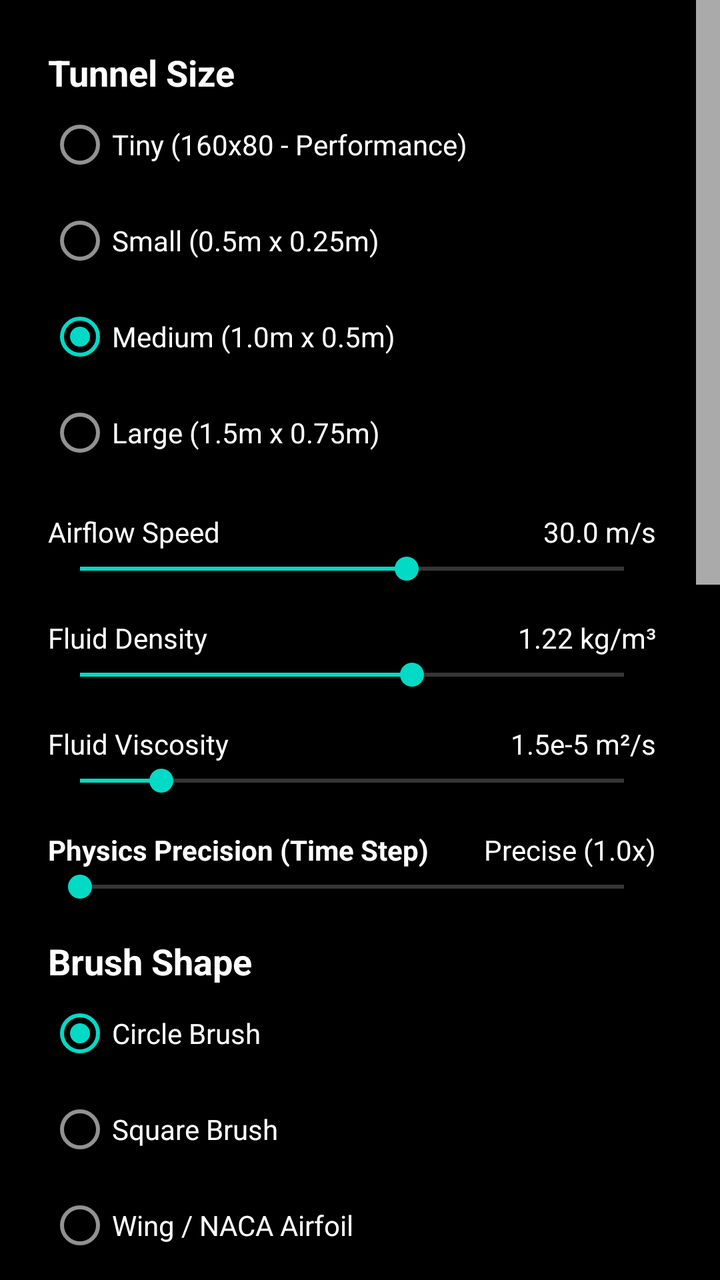
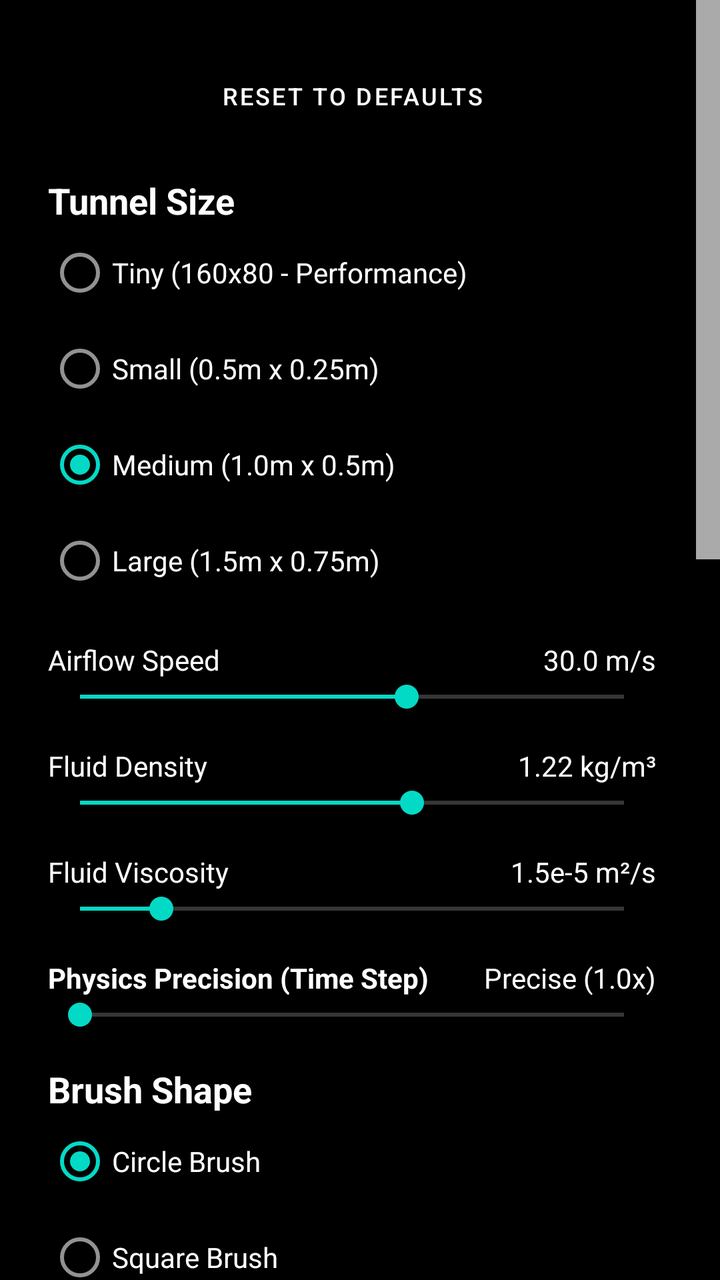

The first picture is an Android layout as it rendered before a commit; the second is the same layout after the commit. The layout source and the unified diff follow.
<!-- AndroidManifest.xml: application theme Theme.FluidSandbox -->
<!-- res/layout/settings_menu.xml -->
<?xml version="1.0" encoding="utf-8"?>
<androidx.core.widget.NestedScrollView xmlns:android="http://schemas.android.com/apk/res/android"
    android:layout_width="match_parent"
    android:layout_height="wrap_content"
    android:scrollbars="vertical"
    android:fadeScrollbars="false"
    android:scrollbarSize="12dp"
    android:scrollbarThumbVertical="@android:color/darker_gray"
    android:scrollbarStyle="insideOverlay">

    <LinearLayout
        android:layout_width="match_parent"
        android:layout_height="wrap_content"
        android:background="#E0000000"
        android:orientation="vertical"
        android:paddingTop="24dp"
        android:paddingBottom="24dp"
        android:paddingStart="24dp"
        android:paddingEnd="32dp">

        <TextView
            android:layout_width="wrap_content"
            android:layout_height="wrap_content"
            android:text="@string/header_tunnel_size"
            android:textColor="@android:color/white"
            android:textSize="18sp"
            android:textStyle="bold" />

        <RadioGroup
            android:id="@+id/rgSize"
            android:layout_width="match_parent"
            android:layout_height="wrap_content"
            android:orientation="vertical">

            <RadioButton
                android:id="@+id/rbTiny"
                android:layout_width="wrap_content"
                android:layout_height="wrap_content"
                android:text="@string/rb_tiny"
                android:textColor="@android:color/white" />

            <RadioButton
                android:id="@+id/rbSmall"
                android:layout_width="wrap_content"
                android:layout_height="wrap_content"
                android:text="@string/rb_small"
                android:textColor="@android:color/white" />

            <RadioButton
                android:id="@+id/rbMedium"
                android:layout_width="wrap_content"
                android:layout_height="wrap_content"
                android:checked="true"
                android:text="@string/rb_medium"
                android:textColor="@android:color/white" />

            <RadioButton
                android:id="@+id/rbLarge"
                android:layout_width="wrap_content"
                android:layout_height="wrap_content"
                android:text="@string/rb_large"
                android:textColor="@android:color/white" />
        </RadioGroup>

        <Space
            android:layout_width="match_parent"
            android:layout_height="16dp" />

        <LinearLayout
            android:layout_width="match_parent"
            android:layout_height="wrap_content"
            android:orientation="horizontal">

            <TextView
                android:layout_width="0dp"
                android:layout_height="wrap_content"
                android:layout_weight="1"
                android:text="@string/label_airflow_speed"
                android:textColor="@android:color/white" />

            <TextView
                android:id="@+id/tvSpeedValue"
                android:layout_width="wrap_content"
                android:layout_height="wrap_content"
                android:text="30.0 m/s"
                android:textColor="@android:color/white" />
        </LinearLayout>

        <SeekBar
            android:id="@+id/sbSpeed"
            android:layout_width="match_parent"
            android:layout_height="wrap_content"
            android:max="200"
            android:progress="120" />

        <Space
            android:layout_width="match_parent"
            android:layout_height="16dp" />

        <LinearLayout
            android:layout_width="match_parent"
            android:layout_height="wrap_content"
            android:orientation="horizontal">

            <TextView
                android:layout_width="0dp"
                android:layout_height="wrap_content"
                android:layout_weight="1"
                android:text="@string/label_fluid_density"
                android:textColor="@android:color/white" />

            <TextView
                android:id="@+id/tvDensityValue"
                android:layout_width="wrap_content"
                android:layout_height="wrap_content"
                android:text="1.22 kg/m³"
                android:textColor="@android:color/white" />
        </LinearLayout>

        <SeekBar
            android:id="@+id/sbDensity"
            android:layout_width="match_parent"
            android:layout_height="wrap_content"
            android:max="200"
            android:progress="122" />

        <Space
            android:layout_width="match_parent"
            android:layout_height="16dp" />

        <LinearLayout
            android:layout_width="match_parent"
            android:layout_height="wrap_content"
            android:orientation="horizontal">

            <TextView
                android:layout_width="0dp"
                android:layout_height="wrap_content"
                android:layout_weight="1"
                android:text="@string/label_fluid_viscosity"
                android:textColor="@android:color/white" />

            <TextView
                android:id="@+id/tvViscosityValue"
                android:layout_width="wrap_content"
                android:layout_height="wrap_content"
                android:text="1.5e-5 m²/s"
                android:textColor="@android:color/white" />
        </LinearLayout>

        <SeekBar
            android:id="@+id/sbViscosity"
            android:layout_width="match_parent"
            android:layout_height="wrap_content"
            android:max="100"
            android:progress="15" />

        <Space
            android:layout_width="match_parent"
            android:layout_height="16dp" />

        <LinearLayout
            android:layout_width="match_parent"
            android:layout_height="wrap_content"
            android:orientation="horizontal">

            <TextView
                android:layout_width="0dp"
                android:layout_height="wrap_content"
                android:layout_weight="1"
                android:text="@string/label_physics_precision"
                android:textColor="@android:color/white"
                android:textStyle="bold" />

            <TextView
                android:id="@+id/tvDtValue"
                android:layout_width="wrap_content"
                android:layout_height="wrap_content"
                android:text="Precise (1.0x)"
                android:textColor="@android:color/white" />
        </LinearLayout>

        <SeekBar
            android:id="@+id/sbDtScale"
            android:layout_width="match_parent"
            android:layout_height="wrap_content"
            android:max="40"
            android:progress="0" />

        <Space
            android:layout_width="match_parent"
            android:layout_height="16dp" />

        <TextView
            android:layout_width="wrap_content"
            android:layout_height="wrap_content"
            android:text="@string/header_brush_shape"
            android:textColor="@android:color/white"
            android:textSize="18sp"
            android:textStyle="bold" />

        <RadioGroup
            android:id="@+id/rgShape"
            android:layout_width="match_parent"
            android:layout_height="wrap_content"
            android:orientation="vertical">

            <RadioButton
                android:id="@+id/rbCircle"
                android:layout_width="wrap_content"
                android:layout_height="wrap_content"
                android:checked="true"
                android:text="@string/rb_circle"
                android:textColor="@android:color/white" />

            <RadioButton
                android:id="@+id/rbSquare"
                android:layout_width="wrap_content"
                android:layout_height="wrap_content"
                android:text="@string/rb_square"
                android:textColor="@android:color/white" />

            <RadioButton
                android:id="@+id/rbNaca"
                android:layout_width="wrap_content"
                android:layout_height="wrap_content"
                android:text="@string/rb_naca"
                android:textColor="@android:color/white" />
        </RadioGroup>

        <LinearLayout
            android:id="@+id/llNacaSelector"
            android:layout_width="match_parent"
            android:layout_height="wrap_content"
            android:orientation="vertical"
            android:paddingStart="16dp"
            android:visibility="gone">

            <TextView
                android:layout_width="wrap_content"
                android:layout_height="wrap_content"
                android:text="@string/label_select_profile"
                android:textColor="#A0FFFFFF"
                android:textSize="12sp" />

            <Spinner
                android:id="@+id/spNacaProfiles"
                android:layout_width="match_parent"
                android:layout_height="48dp"
                android:popupBackground="#202020"
                android:backgroundTint="@android:color/white" />
        </LinearLayout>

        <Space
            android:layout_width="match_parent"
            android:layout_height="16dp" />

        <LinearLayout
            android:layout_width="match_parent"
            android:layout_height="wrap_content"
            android:orientation="horizontal">

            <TextView
                android:layout_width="0dp"
                android:layout_height="wrap_content"
                android:layout_weight="1"
                android:text="@string/label_aoa"
                android:textColor="@android:color/white" />

            <TextView
                android:id="@+id/tvAoAValue"
                android:layout_width="wrap_content"
                android:layout_height="wrap_content"
                android:text="0°"
                android:textColor="@android:color/white" />
        </LinearLayout>

        <SeekBar
            android:id="@+id/sbAoA"
            android:layout_width="match_parent"
            android:layout_height="wrap_content"
            android:max="40"
            android:progress="20" />

        <Space
            android:layout_width="match_parent"
            android:layout_height="16dp" />

        <LinearLayout
            android:layout_width="match_parent"
            android:layout_height="wrap_content"
            android:orientation="horizontal">

            <TextView
                android:layout_width="0dp"
                android:layout_height="wrap_content"
                android:layout_weight="1"
                android:text="@string/label_brush_size"
                android:textColor="@android:color/white" />

            <TextView
                android:id="@+id/tvBrushSizeValue"
                android:layout_width="wrap_content"
                android:layout_height="wrap_content"
                android:text="8 px"
                android:textColor="@android:color/white" />
        </LinearLayout>

        <SeekBar
            android:id="@+id/sbBrushSize"
            android:layout_width="match_parent"
            android:layout_height="wrap_content"
            android:max="40"
            android:progress="8" />

        <Space
            android:layout_width="match_parent"
            android:layout_height="16dp" />

        <TextView
            android:layout_width="wrap_content"
            android:layout_height="wrap_content"
            android:text="@string/header_visualization"
            android:textColor="@android:color/white"
            android:textSize="18sp"
            android:textStyle="bold" />

        <RadioGroup
            android:id="@+id/rgViz"
            android:layout_width="match_parent"
            android:layout_height="wrap_content"
            android:orientation="horizontal">

            <RadioButton
                android:id="@+id/rbVizVelocity"
                android:layout_width="wrap_content"
                android:layout_height="wrap_content"
                android:checked="true"
                android:text="@string/rb_viz_velocity"
                android:textColor="@android:color/white" />

            <RadioButton
                android:id="@+id/rbVizPressure"
                android:layout_width="wrap_content"
                android:layout_height="wrap_content"
                android:text="@string/rb_viz_pressure"
                android:textColor="@android:color/white" />

            <RadioButton
                android:id="@+id/rbVizTotal"
                android:layout_width="wrap_content"
                android:layout_height="wrap_content"
                android:text="@string/rb_viz_total"
                android:textColor="@android:color/white" />
        </RadioGroup>

        <Space
            android:layout_width="match_parent"
            android:layout_height="8dp" />

        <androidx.appcompat.widget.SwitchCompat
            android:id="@+id/swAbsolute"
            android:layout_width="match_parent"
            android:layout_height="wrap_content"
            android:text="@string/sw_absolute_pressure"
            android:textColor="@android:color/white" />

        <Space
            android:layout_width="match_parent"
            android:layout_height="16dp" />

        <TextView
            android:layout_width="wrap_content"
            android:layout_height="wrap_content"
            android:text="@string/header_boundaries"
            android:textColor="@android:color/white"
            android:textSize="18sp"
            android:textStyle="bold" />

        <RadioGroup
            android:id="@+id/rgBoundary"
            android:layout_width="match_parent"
            android:layout_height="wrap_content"
            android:orientation="vertical">

            <RadioButton
                android:id="@+id/rbBndPeriodic"
                android:layout_width="wrap_content"
                android:layout_height="wrap_content"
                android:checked="true"
                android:text="@string/rb_bnd_periodic"
                android:textColor="@android:color/white" />

            <RadioButton
                android:id="@+id/rbBndNoSlip"
                android:layout_width="wrap_content"
                android:layout_height="wrap_content"
                android:text="@string/rb_bnd_no_slip"
                android:textColor="@android:color/white" />

            <RadioButton
                android:id="@+id/rbBndFreeSlip"
                android:layout_width="wrap_content"
                android:layout_height="wrap_content"
                android:text="@string/rb_bnd_free_slip"
                android:textColor="@android:color/white" />
        </RadioGroup>

        <Space
            android:layout_width="match_parent"
            android:layout_height="16dp" />

        <androidx.appcompat.widget.SwitchCompat
            android:id="@+id/swTelemetry"
            android:layout_width="match_parent"
            android:layout_height="wrap_content"
            android:checked="true"
            android:text="@string/sw_telemetry"
            android:textColor="@android:color/white" />

        <androidx.appcompat.widget.SwitchCompat
            android:id="@+id/swGridlines"
            android:layout_width="match_parent"
            android:layout_height="wrap_content"
            android:text="@string/sw_gridlines"
            android:textColor="@android:color/white" />

        <Space
            android:layout_width="match_parent"
            android:layout_height="16dp" />

        <LinearLayout
            android:layout_width="match_parent"
            android:layout_height="wrap_content"
            android:orientation="horizontal">

            <TextView
                android:layout_width="0dp"
                android:layout_height="wrap_content"
                android:layout_weight="1"
                android:text="@string/label_processing_cores"
                android:textColor="@android:color/white"
                android:textStyle="bold" />

            <TextView
                android:id="@+id/tvCoreValue"
                android:layout_width="wrap_content"
                android:layout_height="wrap_content"
                android:text="4"
                android:textColor="@android:color/white" />
        </LinearLayout>

        <SeekBar
            android:id="@+id/sbCores"
            android:layout_width="match_parent"
            android:layout_height="wrap_content"
            android:max="8"
            android:progress="4" />

        <Space
            android:layout_width="match_parent"
            android:layout_height="8dp" />

        <Space
            android:layout_width="match_parent"
            android:layout_height="32dp" />

        <TextView
            android:layout_width="match_parent"
            android:layout_height="wrap_content"
            android:text="@string/disclaimer_text"
            android:textColor="#A0FFFFFF"
            android:textSize="12sp"
            android:textStyle="italic"
            android:gravity="center" />

    </LinearLayout>
</androidx.core.widget.NestedScrollView>
<!-- resources referenced by this layout -->
<resources>
  <string name="disclaimer_text">Educational Disclaimer:\nThis app is to be used as an educational tool only and not be relied upon for any design calculations. Please allow the flow to stabilise before reading any results, turbulence can cause significant fluctuations. Uses Lattice Boltzmann with Bouzidi–Firdaouss–Lallemand (BFL) scheme for boundary collisions</string>
  <string name="header_boundaries">Boundary Conditions</string>
  <string name="header_brush_shape">Brush Shape</string>
  <string name="header_tunnel_size">Tunnel Size</string>
  <string name="header_visualization">Visualization Map</string>
  <string name="label_airflow_speed">Airflow Speed</string>
  <string name="label_aoa">Angle of Attack (Wings)</string>
  <string name="label_brush_size">Brush Size / Chord</string>
  <string name="label_fluid_density">Fluid Density</string>
  <string name="label_fluid_viscosity">Fluid Viscosity</string>
  <string name="label_physics_precision">Physics Precision (Time Step)</string>
  <string name="label_processing_cores">Processing Cores</string>
  <string name="label_select_profile">Select Profile</string>
  <string name="rb_bnd_free_slip">Symmetry/Smooth</string>
  <string name="rb_bnd_no_slip">Solid Walls</string>
  <string name="rb_bnd_periodic">Periodic</string>
  <string name="rb_circle">Circle Brush</string>
  <string name="rb_large">Large (1.5m x 0.75m)</string>
  <string name="rb_medium">Medium (1.0m x 0.5m)</string>
  <string name="rb_naca">Wing / NACA Airfoil</string>
  <string name="rb_small">Small (0.5m x 0.25m)</string>
  <string name="rb_square">Square Brush</string>
  <string name="rb_tiny">Tiny (160x80 - Performance)</string>
  <string name="rb_viz_pressure">Static Pressure</string>
  <string name="rb_viz_total">Total Pressure</string>
  <string name="rb_viz_velocity">Velocity</string>
  <string name="sw_absolute_pressure">Absolute Pressure</string>
  <string name="sw_gridlines">Show Gridlines</string>
  <string name="sw_telemetry">Show Detailed Stats</string>
  <style name="Theme.FluidSandbox" parent="Theme.MaterialComponents.NoActionBar">
          
          <item name="colorPrimary">#000000</item>
          <item name="colorPrimaryVariant">#000000</item>
          <item name="colorOnPrimary">#FFFFFF</item>
  
          
          <item name="android:windowBackground">#000000</item>
          <item name="android:navigationBarColor">#000000</item>
          <item name="android:statusBarColor">#000000</item>
  
          
          <item name="bottomSheetDialogTheme">@style/AppBottomSheetDialogTheme</item>
      </style>
  <style name="AppBottomSheetDialogTheme" parent="Theme.Design.Light.BottomSheetDialog">
          <item name="bottomSheetStyle">@style/AppModalStyle</item>
      </style>
  <style name="AppModalStyle" parent="Widget.Design.BottomSheet.Modal">
          <item name="android:background">@android:color/transparent</item>
      </style>
</resources>

<!-- the commit's change to res/layout/settings_menu.xml (unified diff, before → after) -->
@@ -18,6 +18,15 @@
         android:paddingStart="24dp"
         android:paddingEnd="32dp">
 
+        <Button
+            android:id="@+id/btnResetDefaults"
+            style="?attr/materialButtonStyle"
+            android:layout_width="match_parent"
+            android:layout_height="wrap_content"
+            android:layout_marginBottom="16dp"
+            android:text="@string/btn_reset_defaults"
+            android:textSize="12sp" />
+
         <TextView
             android:layout_width="wrap_content"
             android:layout_height="wrap_content"
<!-- resource entries referenced after the edit -->
@@ -1,5 +1,6 @@
 <!-- resources referenced by this layout -->
 <resources>
+  <string name="btn_reset_defaults">Reset to Defaults</string>
   <string name="disclaimer_text">Educational Disclaimer:\nThis app is to be used as an educational tool only and not be relied upon for any design calculations. Please allow the flow to stabilise before reading any results, turbulence can cause significant fluctuations. Uses Lattice Boltzmann with Bouzidi–Firdaouss–Lallemand (BFL) scheme for boundary collisions</string>
   <string name="header_boundaries">Boundary Conditions</string>
   <string name="header_brush_shape">Brush Shape</string>
